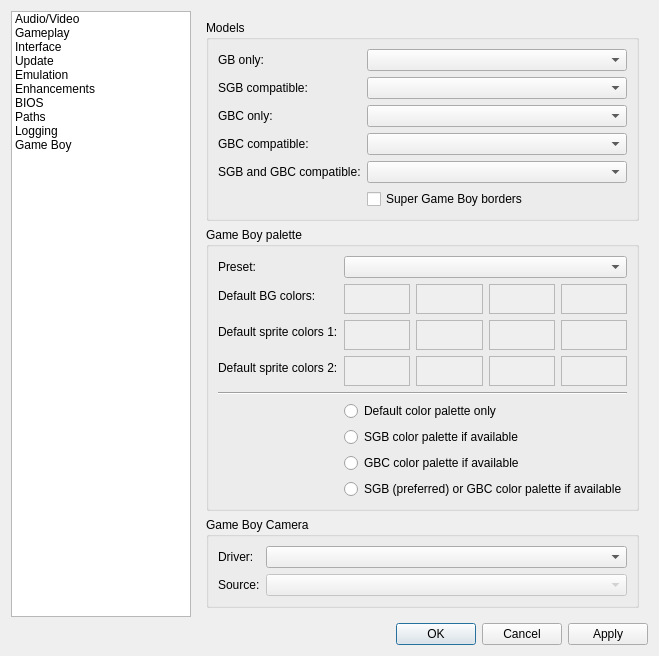
mgba-emu/mgba, file src/platform/qt/SettingsView.ui: the form before one commit.
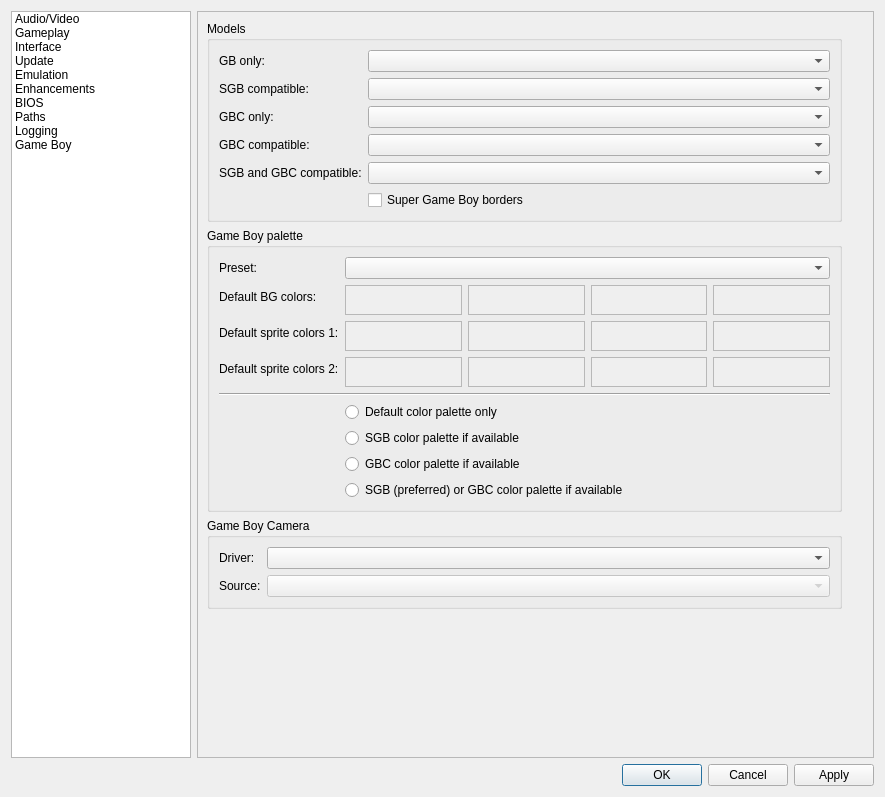
The form after the commit.

Commit message: Qt: Add support to resize settings dialog

```diff
--- a/src/platform/qt/SettingsView.ui
+++ b/src/platform/qt/SettingsView.ui
@@ -10,8 +10,20 @@
     <height>797</height>
    </rect>
   </property>
+  <property name="minimumSize">
+   <size>
+    <width>885</width>
+    <height>200</height>
+   </size>
+  </property>
+  <property name="maximumSize">
+   <size>
+    <width>885</width>
+    <height>797</height>
+   </size>
+  </property>
   <property name="sizePolicy">
-   <sizepolicy hsizetype="Fixed" vsizetype="Fixed">
+   <sizepolicy hsizetype="Fixed" vsizetype="Preferred">
     <horstretch>0</horstretch>
     <verstretch>0</verstretch>
    </sizepolicy>
@@ -20,9 +32,6 @@
    <string>Settings</string>
   </property>
   <layout class="QGridLayout" name="gridLayout">
-   <property name="sizeConstraint">
-    <enum>QLayout::SetFixedSize</enum>
-   </property>
    <item row="1" column="0">
     <widget class="QListWidget" name="tabs">
      <property name="sizePolicy">
@@ -93,7 +102,19 @@
     </widget>
    </item>
    <item row="1" column="1">
+    <widget class="QScrollArea" name="scrollArea">
+     <property name="frameStyle">
+      <enum>QFrame::NoFrame</enum>
+     </property>
+     <property name="horizontalScrollBarPolicy">
+      <enum>Qt::ScrollBarAlwaysOff</enum>
+     </property>
     <widget class="QStackedWidget" name="stackedWidget">
+      <property name="minimumSize">
+       <size>
+        <width>653</width>
+       </size>
+      </property>
      <property name="currentIndex">
       <number>9</number>
      </property>
@@ -2181,6 +2202,7 @@
         </widget>
        </item>
       </layout>
+      </widget>
      </widget>
     </widget>
    </item>
```
Lines whose indentation alone changed are shown as unchanged.
